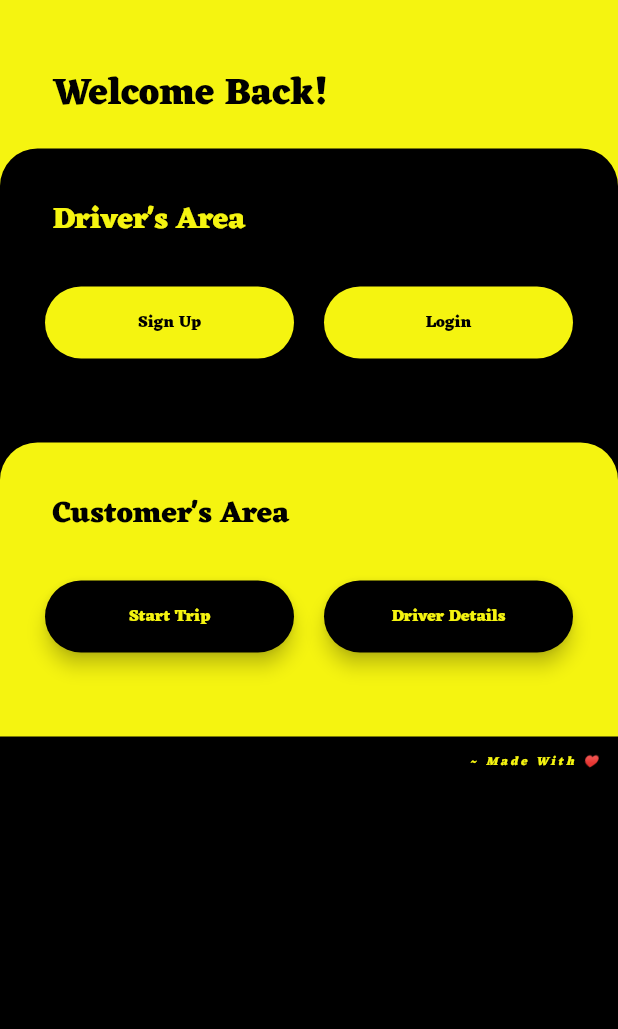
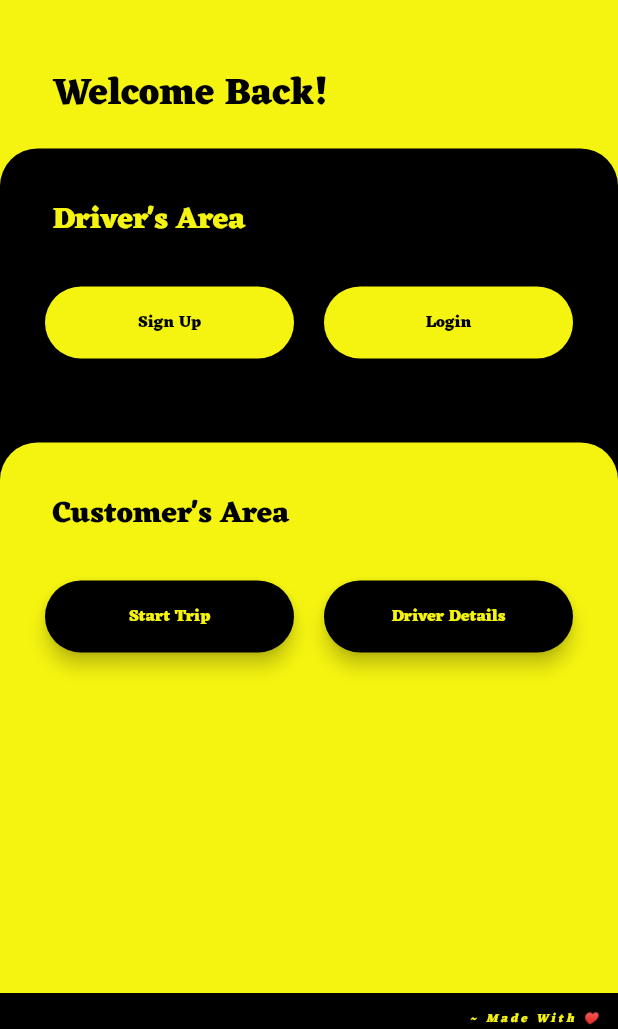
Before and after one commit to TusharSinha-2908/Yor-Cab, a Flutter app: the screen it shows after launch, on a phone screen of 412 x 824 dp, the part 207-1236 px from its top. Run offline on Flutter 3.47's test engine with Material 2 defaults, Android fonts, the phone set to English and light mode, and no system bars; our stand-ins replace animated_text_kit, cloud_firestore, firebase_auth, firebase_core, modal_progress_hud, qr_flutter; missing offline and left inert: barcode_scan2; accounts and stored records are empty.

Commit message:
Seventh Commit

```diff
--- a/lib/Driver/Driver_QR.dart
+++ b/lib/Driver/Driver_QR.dart
@@ -65,7 +65,7 @@ class _Driver_QRState extends State<Driver_QR> {
            String email = info['E-Mail'].toString();
 
            String data = name + " " + age + " " + gender + " " +
-                         phone + " " + dl + " " + email + "YorCab";
+                         phone + " " + dl + " " + email + " YorCab";
 
            setState(() {
              userData = data;
--- a/lib/Login.dart
+++ b/lib/Login.dart
@@ -112,10 +112,11 @@ class _LoginState extends State<Login> {
                     borderRadius: BorderRadius.only(topLeft: Radius.circular(25),topRight: Radius.circular(25)),
                   ),
                   child: Column(
-                    crossAxisAlignment: CrossAxisAlignment.stretch,
                     children: [
                       SizedBox(height: 30),
-                      Padding(
+                      Align(
+                        alignment: Alignment.centerLeft,
+                        child: Padding(
                           padding: const EdgeInsets.only(left: 35.0),
                           child: Text(
                             'Driver\'s Area',
@@ -123,6 +124,7 @@ class _LoginState extends State<Login> {
                               color: LogoColor,
                               fontFamily: 'Tushar',
                               fontSize: 20,
+                            ),
                           ),
                         ),
                       ),
@@ -170,7 +172,7 @@ class _LoginState extends State<Login> {
                             ),
                             child: Column(
                               crossAxisAlignment: CrossAxisAlignment.stretch,
-                              mainAxisAlignment: MainAxisAlignment.center,
+                              mainAxisAlignment: MainAxisAlignment.start,
                               children: [
                                 SizedBox(height: 30),
                                 Padding(
@@ -269,16 +271,16 @@ class _LoginState extends State<Login> {
                                   ),
                                 ),
                                 SizedBox(height: 40),
-                                Expanded(
-                                  flex: 1,
-                                  child: Container(
+                              ],
+                            ),
+                          )
+                      ),
+                      Container(
                         color: Colors.black,
-                                    child: Column(
-                                      crossAxisAlignment: CrossAxisAlignment.end,
-                                      mainAxisAlignment: MainAxisAlignment.start,
-                                      children: [
-                                        Padding(
+                        child: Padding(
                           padding: const EdgeInsets.only(top: 10),
+                          child: Align(
+                            alignment: Alignment.topRight,
                             child: Text(
                               "~ Made With ♥   ",
                               style: TextStyle(
@@ -291,13 +293,7 @@ class _LoginState extends State<Login> {
                               ),
                             ),
                           ),
-                                      ],
                         ),
-                                  ),
-                                ),
-                              ],
-                            ),
-                          )
                       ),
                     ],
                   ),
```
Lines whose indentation alone changed are shown as unchanged.
